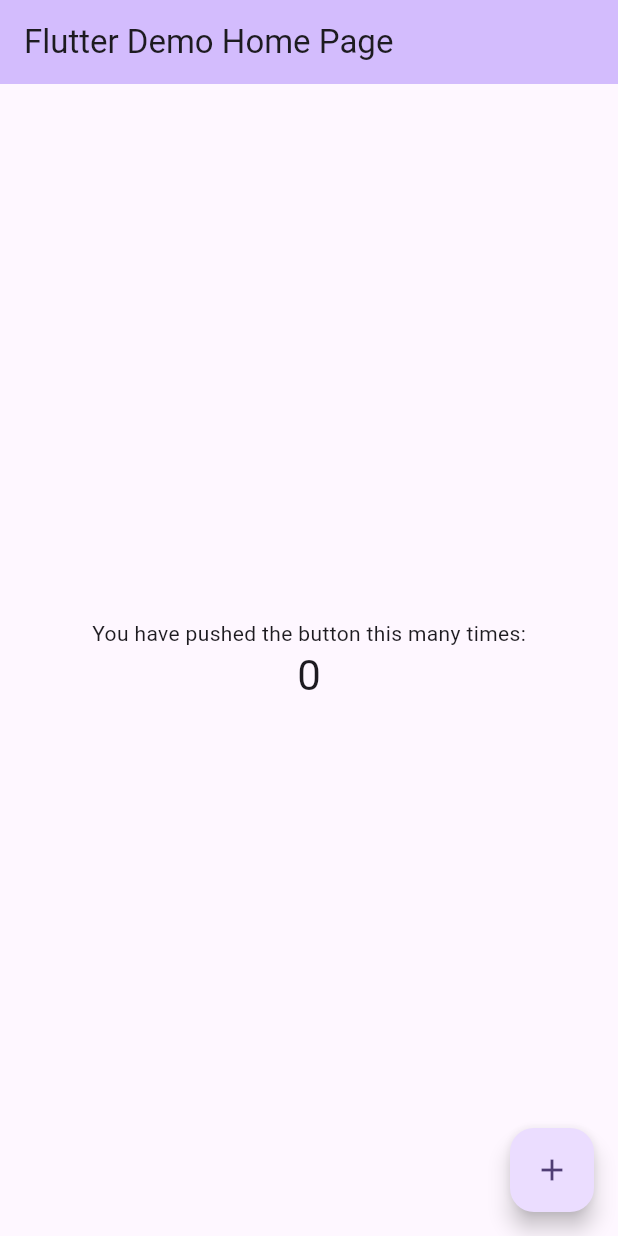
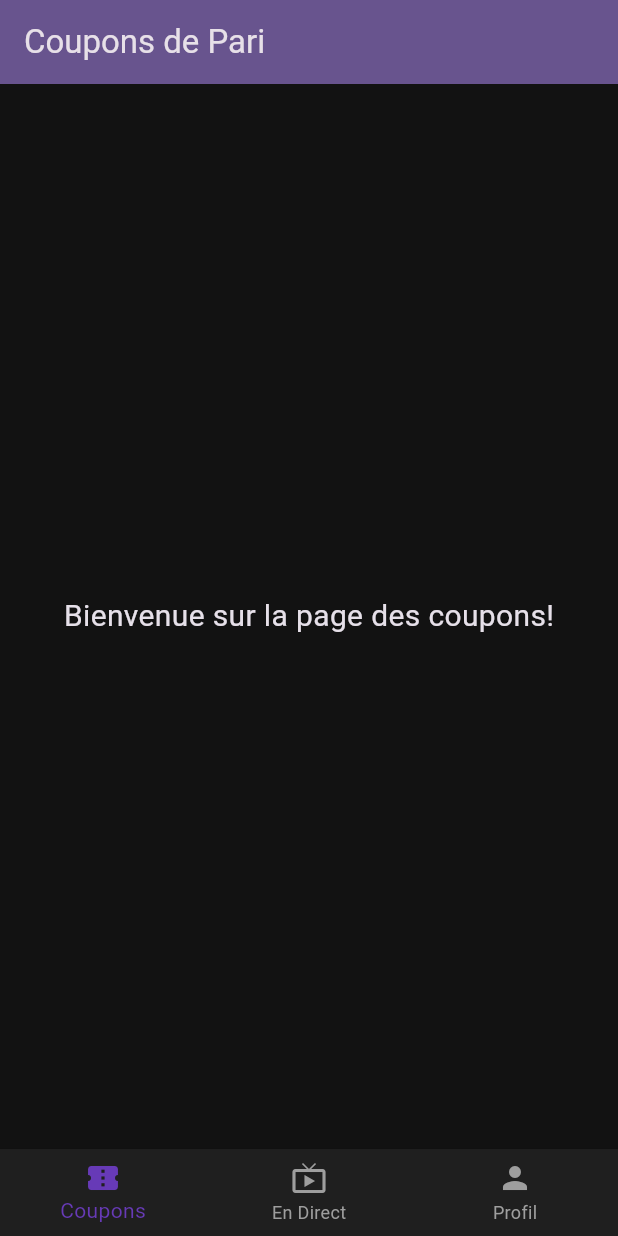
Before and after one commit to could-ai/019a5597-16c4-75d4-8271-36863819aaaa, a Flutter app: the screen it shows after launch, on a phone screen of 412 x 824 dp. Run offline on Flutter 3.47's test engine with Material 3 defaults, Android fonts, the phone set to English and light mode, and no system bars.

Commit message:
J'ai mis à jour le fichier principal pour configurer la structure de base de l'application. J'ai supprimé le code de démonstration du compteur et l'ai remplacé par un thème sombre, plus adapté à une application de paris et de streaming. L'écran d'accueil est maintenant défini sur `HomeScreen`, qui contiendra notre navigation principale.; Ce nouveau fichier crée l'écran principal de l'application. Il met en place une barre de navigation inférieure avec trois onglets : 'Coupons', 'En Direct' et 'Profil'. Cela permettra aux utilisateurs de basculer facilement entre les différentes sections de l'application. L'écran affichera le contenu de l'onglet sélectionné.; J'ai créé un écran dédié pour la fonctionnalité de coupons. Pour l'instant, il s'agit d'une page de base avec un titre et un message de bienvenue. C'est ici que nous afficherons la liste des coupons de paris disponibles pour les utilisateurs.; Ce fichier correspond à l'écran où les utilisateurs pourront regarder les matchs en direct. Actuellement, il contient un espace réservé indiquant que le contenu vidéo apparaîtra ici. C'est la base sur laquelle nous construirons la fonctionnalité de streaming.; J'ai ajouté un écran de profil standard. C'est une bonne pratique d'avoir un endroit où les utilisateurs peuvent gérer les paramètres de leur compte ou voir leurs informations. Pour le moment, c'est un écran simple qui pourra être développé plus tard.

```diff
--- a/usr/lib/main.dart
+++ b/usr/lib/main.dart
@@ -1,4 +1,5 @@
 import 'package:flutter/material.dart';
+import 'package:couldai_user_app/screens/home_screen.dart';
 
 void main() {
   runApp(const MyApp());
@@ -7,114 +8,25 @@ void main() {
 class MyApp extends StatelessWidget {
   const MyApp({super.key});
 
-  // This widget is the root of your application.
   @override
   Widget build(BuildContext context) {
     return MaterialApp(
-      title: 'Flutter Demo',
+      title: 'Betting App',
       debugShowCheckedModeBanner: false,
-      theme: ThemeData(
-        // This is the theme of your application.
-        //
-        // TRY THIS: Try running your application with "flutter run". You'll see
-        // the application has a purple toolbar. Then, without quitting the app,
-        // try changing the seedColor in the colorScheme below to Colors.green
-        // and then invoke "hot reload" (save your changes or press the "hot
-        // reload" button in a Flutter-supported IDE, or press "r" if you used
-        // the command line to start the app).
-        //
-        // Notice that the counter didn't reset back to zero; the application
-        // state is not lost during the reload. To reset the state, use hot
-        // restart instead.
-        //
-        // This works for code too, not just values: Most code changes can be
-        // tested with just a hot reload.
-        colorScheme: ColorScheme.fromSeed(seedColor: Colors.deepPurple),
+      theme: ThemeData.dark().copyWith(
+        primaryColor: Colors.deepPurple,
+        scaffoldBackgroundColor: const Color(0xFF121212),
+        colorScheme: ColorScheme.fromSeed(
+          seedColor: Colors.deepPurple,
+          brightness: Brightness.dark,
+        ),
+        bottomNavigationBarTheme: const BottomNavigationBarThemeData(
+          backgroundColor: Color(0xFF1F1F1F),
+          selectedItemColor: Colors.deepPurple,
+          unselectedItemColor: Colors.grey,
+        ),
       ),
-      home: const MyHomePage(title: 'Flutter Demo Home Page'),
+      home: const HomeScreen(),
     );
   }
 }
-
-class MyHomePage extends StatefulWidget {
-  const MyHomePage({super.key, required this.title});
-
-  // This widget is the home page of your application. It is stateful, meaning
-  // that it has a State object (defined below) that contains fields that affect
-  // how it looks.
-
-  // This class is the configuration for the state. It holds the values (in this
-  // case the title) provided by the parent (in this case the App widget) and
-  // used by the build method of the State. Fields in a Widget subclass are
-  // always marked "final".
-
-  final String title;
-
-  @override
-  State<MyHomePage> createState() => _MyHomePageState();
-}
-
-class _MyHomePageState extends State<MyHomePage> {
-  int _counter = 0;
-
-  void _incrementCounter() {
-    setState(() {
-      // This call to setState tells the Flutter framework that something has
-      // changed in this State, which causes it to rerun the build method below
-      // so that the display can reflect the updated values. If we changed
-      // _counter without calling setState(), then the build method would not be
-      // called again, and so nothing would appear to happen.
-      _counter++;
-    });
-  }
-
-  @override
-  Widget build(BuildContext context) {
-    // This method is rerun every time setState is called, for instance as done
-    // by the _incrementCounter method above.
-    //
-    // The Flutter framework has been optimized to make rerunning build methods
-    // fast, so that you can just rebuild anything that needs updating rather
-    // than having to individually change instances of widgets.
-    return Scaffold(
-      appBar: AppBar(
-        // TRY THIS: Try changing the color here to a specific color (to
-        // Colors.amber, perhaps?) and trigger a hot reload to see the AppBar
-        // change color while the other colors stay the same.
-        backgroundColor: Theme.of(context).colorScheme.inversePrimary,
-        // Here we take the value from the MyHomePage object that was created by
-        // the App.build method, and use it to set our appbar title.
-        title: Text(widget.title),
-      ),
-      body: Center(
-        // Center is a layout widget. It takes a single child and positions it
-        // in the middle of the parent.
-        child: Column(
-          // Column is also a layout widget. It takes a list of children and
-          // arranges them vertically. By default, it sizes itself to fit its
-          // children horizontally, and tries to be as tall as its parent.
-          //
-          // Column has various properties to control how it sizes itself and
-          // how it positions its children. Here we use mainAxisAlignment to
-          // center the children vertically; the main axis here is the vertical
-          // axis because Columns are vertical (the cross axis would be
-          // horizontal).
-          //
-          // TRY THIS: Invoke "debug painting" (choose the "Toggle Debug Paint"
-          // action in the IDE, or press "p" in the console), to see the
-          // wireframe for each widget.
-          mainAxisAlignment: MainAxisAlignment.center,
-          children: <Widget>[
-            const Text('You have pushed the button this many times:'),
-            Text('$_counter', style: Theme.of(context).textTheme.headlineMedium),
-          ],
-        ),
-      ),
-      floatingActionButton: FloatingActionButton(
-        onPressed: _incrementCounter,
-        tooltip: 'Increment',
-        child: const Icon(Icons.add),
-      ), // This trailing comma makes auto-formatting nicer for build methods.
-    );
-  }
-}
--- /dev/null
+++ b/usr/lib/screens/coupons_screen.dart
@@ -0,0 +1,21 @@
+import 'package:flutter/material.dart';
+
+class CouponsScreen extends StatelessWidget {
+  const CouponsScreen({super.key});
+
+  @override
+  Widget build(BuildContext context) {
+    return Scaffold(
+      appBar: AppBar(
+        title: const Text('Coupons de Pari'),
+        backgroundColor: Theme.of(context).colorScheme.inversePrimary,
+      ),
+      body: const Center(
+        child: Text(
+          'Bienvenue sur la page des coupons!',
+          style: TextStyle(fontSize: 20),
+        ),
+      ),
+    );
+  }
+}
--- /dev/null
+++ b/usr/lib/screens/home_screen.dart
@@ -0,0 +1,54 @@
+import 'package:flutter/material.dart';
+import 'package:couldai_user_app/screens/coupons_screen.dart';
+import 'package:couldai_user_app/screens/live_stream_screen.dart';
+import 'package:couldai_user_app/screens/profile_screen.dart';
+
+class HomeScreen extends StatefulWidget {
+  const HomeScreen({super.key});
+
+  @override
+  State<HomeScreen> createState() => _HomeScreenState();
+}
+
+class _HomeScreenState extends State<HomeScreen> {
+  int _selectedIndex = 0;
+
+  static const List<Widget> _widgetOptions = <Widget>[
+    CouponsScreen(),
+    LiveStreamScreen(),
+    ProfileScreen(),
+  ];
+
+  void _onItemTapped(int index) {
+    setState(() {
+      _selectedIndex = index;
+    });
+  }
+
+  @override
+  Widget build(BuildContext context) {
+    return Scaffold(
+      body: Center(
+        child: _widgetOptions.elementAt(_selectedIndex),
+      ),
+      bottomNavigationBar: BottomNavigationBar(
+        items: const <BottomNavigationBarItem>[
+          BottomNavigationBarItem(
+            icon: Icon(Icons.confirmation_number),
+            label: 'Coupons',
+          ),
+          BottomNavigationBarItem(
+            icon: Icon(Icons.live_tv),
+            label: 'En Direct',
+          ),
+          BottomNavigationBarItem(
+            icon: Icon(Icons.person),
+            label: 'Profil',
+          ),
+        ],
+        currentIndex: _selectedIndex,
+        onTap: _onItemTapped,
+      ),
+    );
+  }
+}
```
Also changed, not shown: usr/lib/screens/live_stream_screen.dart (added, +21 -0 lines), usr/lib/screens/profile_screen.dart (added, +21 -0 lines).
